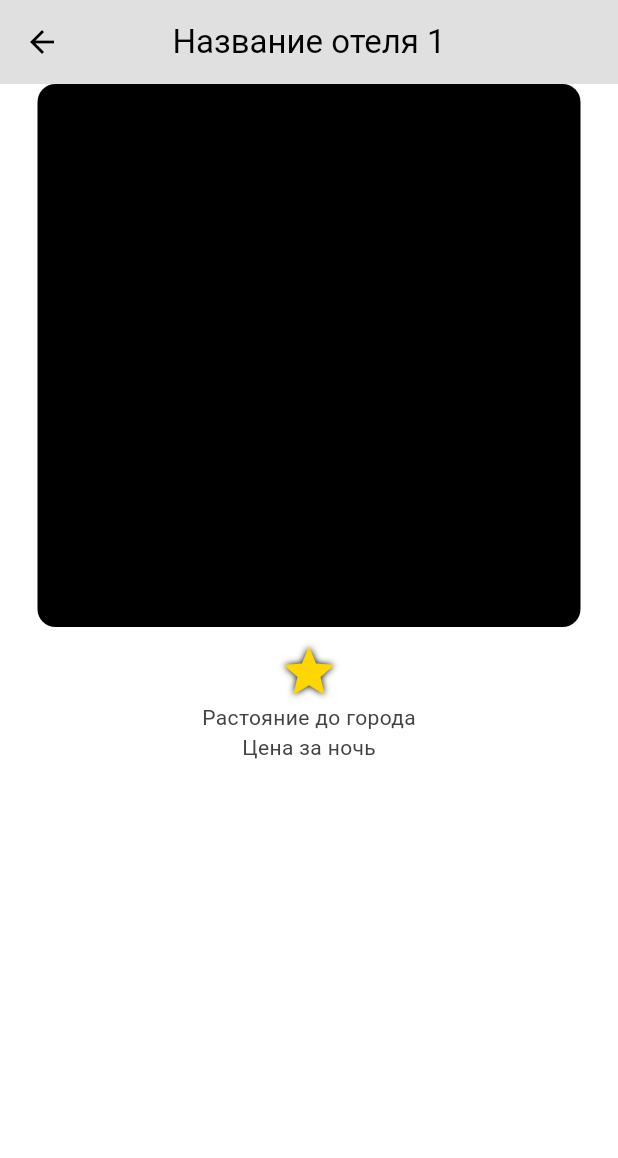
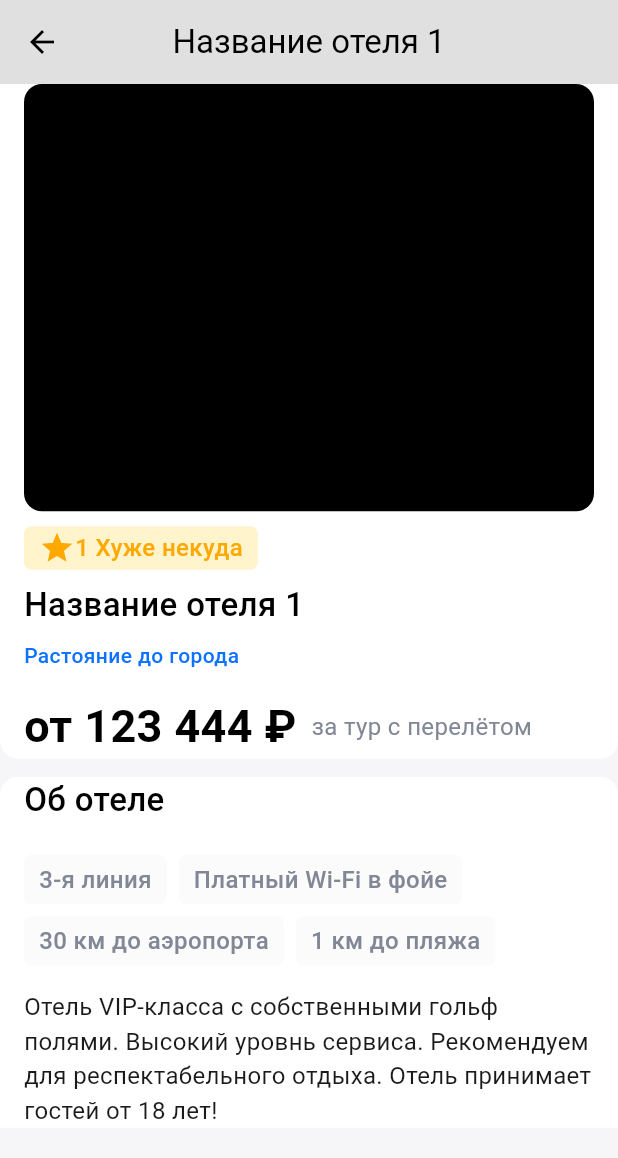
Before and after one commit to ErikBagaev1/travel_app, a Flutter app: the HotelsPage screen opened by its route, after a tap on an icon or button, on a phone screen of 412 x 824 dp. Shown: the top 1158 px of the screen. Run offline on Flutter 3.47's test engine with Material 3 defaults, Android fonts, the phone set to English and light mode, and no system bars; our stand-ins replace cloud_firestore, firebase_auth, firebase_core; accounts and stored records are empty; Roboto replaces fonts that are missing (SF Pro Display).

Commit message:
работа на about hotel

```diff
--- /dev/null
+++ b/devtools_options.yaml
@@ -0,0 +1 @@
+extensions:
--- /dev/null
+++ b/lib/components/first_block_about_hotel.dart
@@ -0,0 +1,142 @@
+import 'package:flutter/material.dart';
+import 'package:social_network/models/hotels_mdel.dart';
+
+class FirstBlockAboutHotel extends StatelessWidget {
+  const FirstBlockAboutHotel({
+    super.key,
+    required this.selectedHotel,
+  });
+
+  final Hotel selectedHotel;
+
+  @override
+  Widget build(BuildContext context) {
+    return Container(
+      decoration: const ShapeDecoration(
+        color: Colors.white,
+        shape: RoundedRectangleBorder(
+          borderRadius: BorderRadius.only(
+            bottomLeft: Radius.circular(12),
+            bottomRight: Radius.circular(12),
+          ),
+        ),
+      ),
+      child: Padding(
+        padding: const EdgeInsets.symmetric(horizontal: 16),
+        child: Column(
+          crossAxisAlignment: CrossAxisAlignment.start,
+          children: [
+            AspectRatio(
+              aspectRatio: 1.334,
+              child: Container(
+                decoration: BoxDecoration(
+                    borderRadius: BorderRadius.circular(12),
+                    color: Colors.black),
+              ),
+            ),
+            const SizedBox(
+              height: 10,
+            ),
+            Container(
+              height: 29,
+              decoration: ShapeDecoration(
+                color: const Color(0x33FFC600),
+                shape: RoundedRectangleBorder(
+                    borderRadius: BorderRadius.circular(5)),
+              ),
+              child: Padding(
+                padding: const EdgeInsets.symmetric(horizontal: 10),
+                child: Row(
+                  mainAxisSize: MainAxisSize.min,
+                  children: [
+                    const Icon(Icons.star, color: Color(0xFFFFA800)),
+                    Text(
+                      "${selectedHotel.stars} ${getRatingText(selectedHotel.stars)}",
+                      textAlign: TextAlign.center,
+                      style: const TextStyle(
+                        color: Color(0xFFFFA800),
+                        fontSize: 16,
+                        fontFamily: 'SF Pro Display',
+                        fontWeight: FontWeight.w500,
+                      ),
+                    )
+                  ],
+                ),
+              ),
+            ),
+            const SizedBox(
+              height: 8,
+            ),
+            Text(
+              selectedHotel.name,
+              style: const TextStyle(
+                color: Colors.black,
+                fontSize: 22,
+                fontFamily: 'SF Pro Display',
+                fontWeight: FontWeight.w500,
+              ),
+            ),
+            const SizedBox(
+              height: 8,
+            ),
+            Text(
+              selectedHotel.distance,
+              style: const TextStyle(
+                color: Color(0xFF0D72FF),
+                fontSize: 14,
+                fontFamily: 'SF Pro Display',
+                fontWeight: FontWeight.w500,
+              ),
+            ),
+            const SizedBox(
+              height: 16,
+            ),
+            const Row(
+              children: [
+                Text(
+                  // 'от ${selectedHotel.nightPrice}',
+                  'от 123 444 ₽',
+                  style: TextStyle(
+                    color: Colors.black,
+                    fontSize: 30,
+                    fontFamily: 'SF Pro Display',
+                    fontWeight: FontWeight.w600,
+                  ),
+                ),
+                SizedBox(
+                  width: 10,
+                ),
+                Text(
+                  'за тур с перелётом',
+                  style: TextStyle(
+                    color: Color(0xFF828796),
+                    fontSize: 16,
+                    fontFamily: 'SF Pro Display',
+                    fontWeight: FontWeight.w400,
+                  ),
+                )
+              ],
+            )
+          ],
+        ),
+      ),
+    );
+  }
+}
+
+String getRatingText(int stars) {
+  switch (stars) {
+    case 5:
+      return 'Превосходно';
+    case 4:
+      return 'Хорошо';
+    case 3:
+      return 'Плохо';
+    case 2:
+      return 'Ужасно';
+    case 1:
+      return 'Хуже некуда';
+    default:
+      return 'Неопределено';
+  }
+}
--- /dev/null
+++ b/lib/components/my_datapicker.dart
@@ -0,0 +1,55 @@
+import 'package:flutter/material.dart';
+
+class MyDatePicker extends StatefulWidget {
+  const MyDatePicker({super.key});
+
+  @override
+  _MyDatePickerState createState() => _MyDatePickerState();
+}
+
+class _MyDatePickerState extends State<MyDatePicker> {
+  late DateTime startDate;
+  late DateTime endDate;
+
+  @override
+  void initState() {
+    super.initState();
+    startDate = DateTime.now();
+    endDate = DateTime.now();
+  }
+
+  Future<void> _selectDateRange(BuildContext context) async {
+    DateTimeRange? picked = await showDateRangePicker(
+      context: context,
+      firstDate: DateTime.now(),
+      lastDate: DateTime(2101),
+    );
+
+    if (picked != null) {
+      setState(() {
+        startDate = picked.start;
+        endDate = picked.end;
+      });
+    }
+  }
+
+  @override
+  Widget build(BuildContext context) {
+    return Column(
+      mainAxisSize: MainAxisSize.min,
+      children: <Widget>[
+        const SizedBox(
+          height: 20.0,
+        ),
+        ElevatedButton(
+          onPressed: () => _selectDateRange(context),
+          child: Text(
+            'Забронировать',
+            style:
+                TextStyle(color: Theme.of(context).colorScheme.inversePrimary),
+          ),
+        ),
+      ],
+    );
+  }
+}
--- /dev/null
+++ b/lib/components/my_grid_comfort.dart
@@ -0,0 +1,34 @@
+import 'package:flutter/material.dart';
+
+class MyGridComfort extends StatelessWidget {
+  final String text;
+  const MyGridComfort({super.key, required this.text});
+
+  @override
+  Widget build(BuildContext context) {
+    return Container(
+      padding: const EdgeInsets.symmetric(horizontal: 10, vertical: 5),
+      decoration: ShapeDecoration(
+        color: const Color(0xFFFBFBFC),
+        shape: RoundedRectangleBorder(borderRadius: BorderRadius.circular(5)),
+      ),
+      child: Row(
+        mainAxisSize: MainAxisSize.min,
+        mainAxisAlignment: MainAxisAlignment.start,
+        crossAxisAlignment: CrossAxisAlignment.center,
+        children: [
+          Text(
+            text,
+            textAlign: TextAlign.center,
+            style: const TextStyle(
+              color: Color(0xFF828796),
+              fontSize: 16,
+              fontFamily: 'SF Pro Display',
+              fontWeight: FontWeight.w500,
+            ),
+          ),
+        ],
+      ),
+    );
+  }
+}
--- a/lib/pages/hotel_about_page.dart
+++ b/lib/pages/hotel_about_page.dart
@@ -1,5 +1,7 @@
 import 'package:flutter/material.dart';
 import 'package:provider/provider.dart';
+import 'package:social_network/components/first_block_about_hotel.dart';
+import 'package:social_network/components/my_grid_comfort.dart';
 import 'package:social_network/models/hotels_mdel.dart';
 import 'package:social_network/provider/hotels_provider.dart';
 
@@ -16,45 +18,85 @@ class HotelAbout extends StatelessWidget {
     }
 
     return Scaffold(
+      backgroundColor: const Color(0xFFF6F6F9),
       appBar: AppBar(
         centerTitle: true,
         title: Text(selectedHotel.name),
       ),
-      body: Column(
+      body: ListView(
         children: [
-          Padding(
-            padding: const EdgeInsets.symmetric(horizontal: 25.0),
-            child: AspectRatio(
-              aspectRatio: 1,
-              child: Container(
-                decoration: BoxDecoration(
-                    borderRadius: BorderRadius.circular(12),
-                    color: Colors.black),
+          Column(
+            children: [
+              FirstBlockAboutHotel(selectedHotel: selectedHotel),
+              const SizedBox(
+                height: 12,
+              ),
+              Container(
+                decoration: const ShapeDecoration(
+                  color: Colors.white,
+                  shape: RoundedRectangleBorder(
+                    borderRadius: BorderRadius.only(
+                      topLeft: Radius.circular(12),
+                      topRight: Radius.circular(12),
                     ),
                   ),
                 ),
+                child: Padding(
+                  padding: const EdgeInsets.symmetric(horizontal: 16),
+                  child: Column(
+                    crossAxisAlignment: CrossAxisAlignment.start,
+                    children: [
+                      const Text(
+                        'Об отеле',
+                        style: TextStyle(
+                          color: Colors.black,
+                          fontSize: 22,
+                          fontFamily: 'SF Pro Display',
+                          fontWeight: FontWeight.w500,
+                        ),
+                      ),
                       const SizedBox(
-            height: 10,
+                        height: 21,
                       ),
-          Row(
-            mainAxisAlignment: MainAxisAlignment.center,
-            children: List.generate(
-              selectedHotel.stars,
-              (index) => const Icon(
-                Icons.star,
-                color: Color.fromRGBO(255, 215, 0, 1.0),
-                size: 40,
-                shadows: [
-                  Shadow(
-                    color: Color.fromRGBO(0, 0, 0, 1),
-                    blurRadius: 6,
+                      const Row(
+                        children: [
+                          MyGridComfort(text: '3-я линия'),
+                          SizedBox(
+                            width: 8,
+                          ),
+                          MyGridComfort(text: 'Платный Wi-Fi в фойе'),
+                        ],
+                      ),
+                      const SizedBox(
+                        height: 8,
+                      ),
+                      const Row(
+                        children: [
+                          MyGridComfort(text: '30 км до аэропорта'),
+                          SizedBox(
+                            width: 8,
+                          ),
+                          MyGridComfort(text: '1 км до пляжа'),
+                        ],
+                      ),
+                      const SizedBox(
+                        height: 16,
+                      ),
+                      Text(
+                        'Отель VIP-класса с собственными гольф полями. Высокий уровнь сервиса. Рекомендуем для респектабельного отдыха. Отель принимает гостей от 18 лет!',
+                        style: TextStyle(
+                          color: Colors.black.withOpacity(0.8999999761581421),
+                          fontSize: 16,
+                          fontFamily: 'SF Pro Display',
+                          fontWeight: FontWeight.w400,
+                        ),
+                      ),
+                    ],
+                  ),
+                ),
               )
             ],
           ),
-            ),
-          ),
-          Text(selectedHotel.distance),
-          Text(selectedHotel.nightPrice),
         ],
       ),
     );
--- a/lib/provider/hotels_provider.dart
+++ b/lib/provider/hotels_provider.dart
@@ -1,13 +1,28 @@
+import 'package:cloud_firestore/cloud_firestore.dart';
 import 'package:flutter/material.dart';
 import 'package:social_network/models/hotels_mdel.dart';
 
 class HotelProvider extends ChangeNotifier {
   Hotel? _selectedHotel;
+  Map<String, dynamic>? _roomData;
 
+  Map<String, dynamic>? get roomData => _roomData;
   Hotel? get selectedHotel => _selectedHotel;
 
   void selectHotel(Hotel hotel) {
     _selectedHotel = hotel;
     notifyListeners();
   }
+
+  Future<Map<String, dynamic>?> fetchRoomDetails(
+      {required String tableName, required String roomId}) async {
+    DocumentSnapshot<Map<String, dynamic>> snapshot = await FirebaseFirestore
+        .instance
+        .collection(tableName)
+        .doc(roomId)
+        .get();
+    Map<String, dynamic>? roomData = snapshot.data();
+    notifyListeners();
+    return roomData;
+  }
 }
```
Lines whose indentation alone changed are shown as unchanged.
